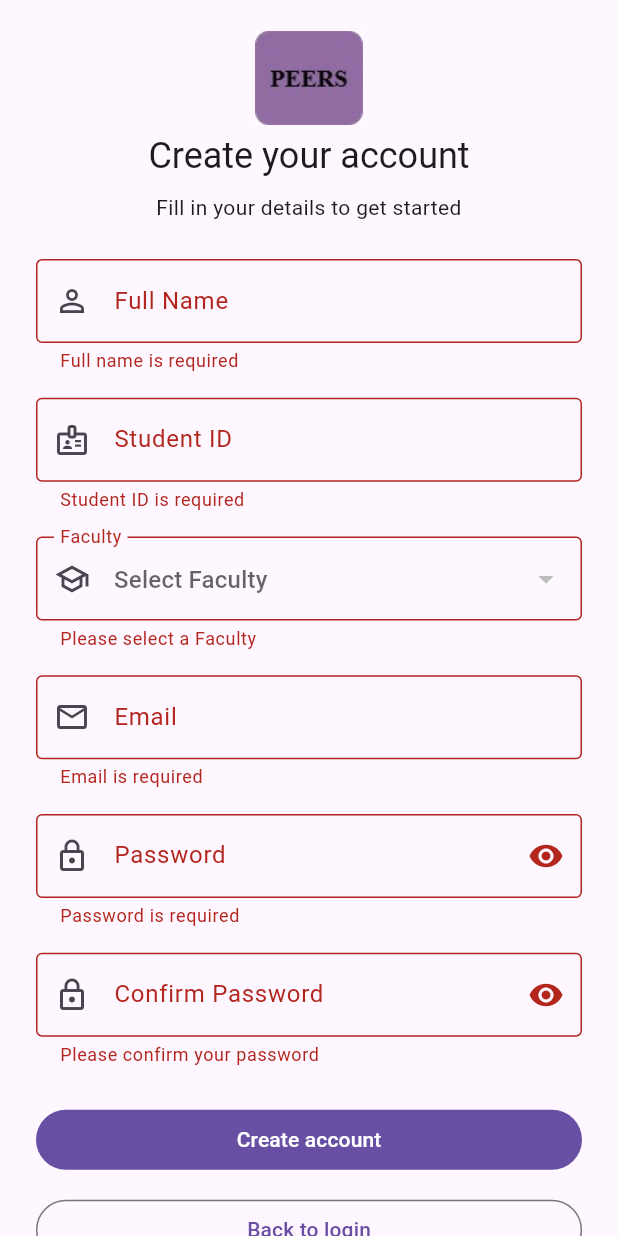
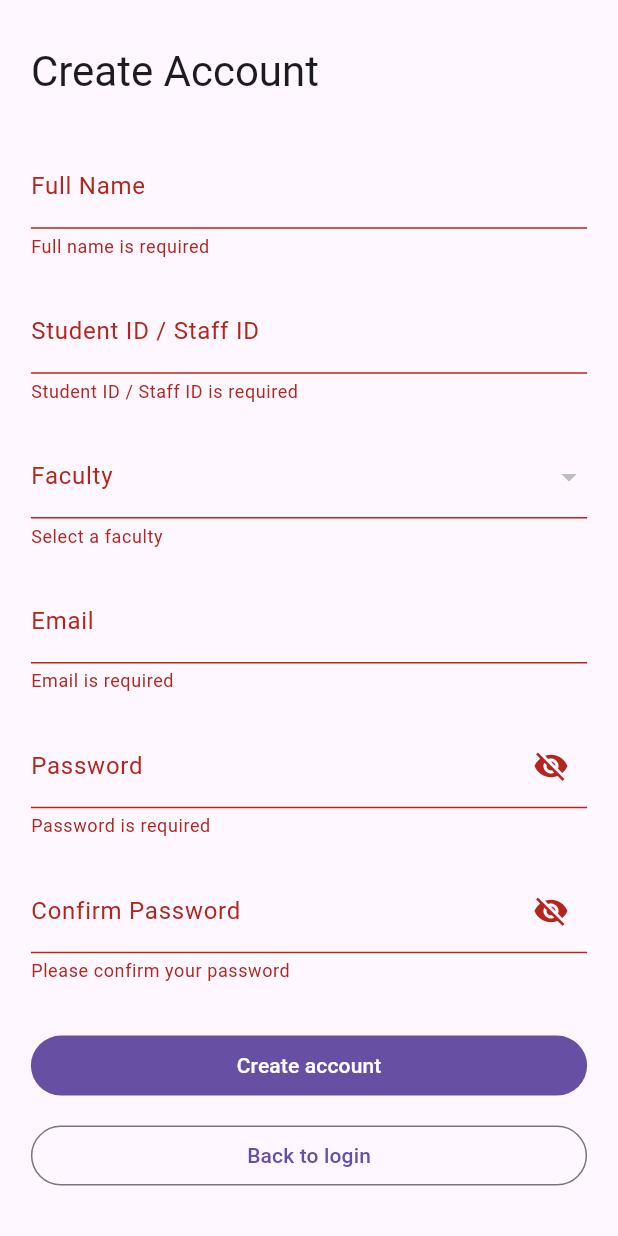
Before and after one commit to Saint-K3N/peers_app, a Flutter app: the RegisterPage screen opened by its route, after a tap on "Create account", on a phone screen of 412 x 824 dp. Run offline on Flutter 3.47's test engine with Material 3 defaults, Android fonts, the light colour scheme and no system bars; our stand-ins replace cloud_firestore, file_picker, firebase_auth, firebase_core, firebase_storage, table_calendar; accounts and stored records are empty; generated files the repository leaves out were written again.

Commit message:
Your descriptive commit message

```diff
--- a/lib/auth_gate.dart
+++ b/lib/auth_gate.dart
@@ -13,10 +13,10 @@ class AuthGate extends StatefulWidget {
 class _AuthGateState extends State<AuthGate> {
   bool _navigated = false;
 
-  // If you want to block login until users verify email, set to true.
+  // If want to block login until users verify email
   static const bool requireEmailVerified = false;
 
-  // If you use a 'status' field in Firestore and only allow 'active' users, set to true.
+  // If use a 'status' field in Firestore and only allow 'active' users, set it to "true"
   static const bool requireActiveStatus = true;
 
   String _normalizeRole(String? raw) {
--- a/lib/register_page.dart
+++ b/lib/register_page.dart
@@ -1,5 +1,6 @@
 // lib/register_page.dart
 import 'package:flutter/material.dart';
+import 'package:flutter/services.dart';
 import 'package:firebase_auth/firebase_auth.dart';
 import 'package:cloud_firestore/cloud_firestore.dart';
 
@@ -18,7 +19,7 @@ class _RegisterPageState extends State<RegisterPage> {
   final _confirmCtrl = TextEditingController();
   final _studentIdCtrl = TextEditingController();
 
-  String? _selectedFacultyId; // store faculty doc ID only
+  String? _selectedFacultyId;
   bool _obscure1 = true;
   bool _obscure2 = true;
   bool _isLoading = false;
@@ -40,190 +41,161 @@ class _RegisterPageState extends State<RegisterPage> {
       case 'invalid-email':
         return 'The email address is invalid.';
       case 'weak-password':
-        return 'Password is too weak (min 6 characters).';
-      case 'operation-not-allowed':
-        return 'Email/password accounts are disabled for this project.';
+        return 'The password is too weak.';
       default:
-        return 'Registration failed: ${e.message ?? e.code}';
+        return 'An unexpected error occurred. Please try again.';
     }
   }
 
   Future<void> _register() async {
     if (!_formKey.currentState!.validate()) return;
-    if (_selectedFacultyId == null || _selectedFacultyId!.isEmpty) {
+
+    setState(() => _isLoading = true);
+
+    try {
+      // Will create the user in Firebase Auth
+      final cred = await FirebaseAuth.instance.createUserWithEmailAndPassword(
+        email: _emailCtrl.text.trim(),
+        password: _passwordCtrl.text,
+      );
+
+      try {
+        await cred.user?.sendEmailVerification();
+        if (mounted) {
           ScaffoldMessenger.of(context).showSnackBar(
-        const SnackBar(content: Text('Please select a Faculty')),
+            const SnackBar(
+                content: Text(
+                    'A verification email has been sent. Please check your inbox.')),
           );
-      return;
+        }
+      } catch (e) {
+        debugPrint('Failed to send verification email: $e');
       }
 
-    setState(() => _isLoading = true);
-    try {
-      final name = _nameCtrl.text.trim();
-      final email = _emailCtrl.text.trim();
-      final password = _passwordCtrl.text;
-      final studentId = _studentIdCtrl.text.trim();
-      final facultyId = _selectedFacultyId!.trim();
+      final uid = cred.user?.uid;
+      if (uid == null || uid.isEmpty) throw Exception('User not created');
 
-      // 1) Create Firebase Auth user
-      final cred = await FirebaseAuth.instance
-          .createUserWithEmailAndPassword(email: email, password: password);
-
-      // 2) Update display name
-      await cred.user!.updateDisplayName(name);
-
-      // 3) Create Firestore profile — store ONLY facultyId
-      await FirebaseFirestore.instance
-          .collection('users')
-          .doc(cred.user!.uid)
-          .set({
-        'fullName': name,
-        'email': email,
-        'studentId': studentId,
-        'facultyId': facultyId,          // <-- only ID
-        'role': 'student',
+      // Save user details to "users" collection in Firestore
+      await FirebaseFirestore.instance.collection('users').doc(uid).set({
+        'fullName': _nameCtrl.text.trim(),
+        'studentId': _studentIdCtrl.text.trim(),
+        'facultyId': _selectedFacultyId,
+        'email': _emailCtrl.text.trim(),
+        'role': 'student', // Default role
         'status': 'active',
         'createdAt': FieldValue.serverTimestamp(),
-        'updatedAt': FieldValue.serverTimestamp(),
-      }, SetOptions(merge: true));
-
-      try {
-        await cred.user!.sendEmailVerification();
-      } catch (_) {}
+      });
 
       if (!mounted) return;
+      Navigator.pushNamedAndRemoveUntil(context, '/', (r) => false);
+
+    } on FirebaseAuthException catch (e) {
+      // To handle auth errors (ie: email is in use)
+      if (mounted) {
         ScaffoldMessenger.of(context).showSnackBar(
-        const SnackBar(content: Text('Account created!')),
+          SnackBar(content: Text(_authErrorMsg(e))),
         );
-      Navigator.pop(context);
-    } on FirebaseAuthException catch (e) {
-      if (!mounted) return;
-      ScaffoldMessenger.of(context)
-          .showSnackBar(SnackBar(content: Text(_authErrorMsg(e))));
+      }
     } catch (e) {
-      if (!mounted) return;
-      ScaffoldMessenger.of(context)
-          .showSnackBar(SnackBar(content: Text('Unexpected error: $e')));
+      // To handle other errors
+      if (mounted) {
+        ScaffoldMessenger.of(context).showSnackBar(
+          SnackBar(content: Text('An error occurred: ${e.toString()}')),
+        );
+      }
     } finally {
-      if (mounted) setState(() => _isLoading = false);
+      if (mounted) {
+        setState(() => _isLoading = false);
+      }
     }
   }
 
-  // Label for faculty dropdown (we show names, but save only ID)
-  String _facLabel(Map<String, dynamic>? data) {
-    if (data == null) return '(Unknown)';
-    final n = (data['name'] ?? '').toString().trim();
-    return n.isEmpty ? '(Unnamed faculty)' : n;
-  }
 
   @override
   Widget build(BuildContext context) {
-    final spacing = MediaQuery.of(context).size.height * 0.02;
-    final t = Theme.of(context).textTheme;
-
+    final spacing = MediaQuery.of(context).size.width * 0.05;
     return Scaffold(
       body: SafeArea(
         child: Center(
-          child: ConstrainedBox(
-            constraints: const BoxConstraints(maxWidth: 420),
           child: SingleChildScrollView(
-              padding: const EdgeInsets.symmetric(horizontal: 24, vertical: 16),
+            child: Padding(
+              padding: EdgeInsets.all(spacing),
               child: Form(
                 key: _formKey,
                 child: Column(
+                  mainAxisAlignment: MainAxisAlignment.center,
+                  crossAxisAlignment: CrossAxisAlignment.start,
                   children: [
-                    Image.asset('assets/images/logo.png', width: 72, height: 72),
-                    Text('Create your account', style: Theme.of(context).textTheme.headlineSmall),
-                    const SizedBox(height: 8),
-                    Text('Fill in your details to get started',
-                        style: t.bodyMedium, textAlign: TextAlign.center),
+                    Text('Create Account',
+                        style: Theme.of(context).textTheme.headlineMedium),
                     SizedBox(height: spacing * 1.5),
 
                     // Full Name
                     TextFormField(
                       controller: _nameCtrl,
-                      textCapitalization: TextCapitalization.words,
-                      autofillHints: const [AutofillHints.name],
-                      decoration: const InputDecoration(
-                        labelText: 'Full Name',
-                        prefixIcon: Icon(Icons.person_outline),
-                        border: OutlineInputBorder(),
-                      ),
-                      validator: (v) {
-                        if (v == null || v.trim().isEmpty) return 'Full name is required';
-                        if (v.trim().length < 3) return 'Enter a valid name';
-                        return null;
-                      },
+                      decoration: const InputDecoration(labelText: 'Full Name'),
+                      // Validates and checks the restriction
+                      validator: (v) =>
+                      (v == null || v.trim().isEmpty) ? 'Full name is required' : null,
                     ),
                     SizedBox(height: spacing),
 
                     // Student ID
                     TextFormField(
                       controller: _studentIdCtrl,
-                      keyboardType: TextInputType.text,
+                      maxLength: 9,
                       decoration: const InputDecoration(
-                        labelText: 'Student ID',
-                        prefixIcon: Icon(Icons.badge_outlined),
-                        border: OutlineInputBorder(),
+                        labelText: 'Student ID / Staff ID',
+                        counterText: "",
                       ),
-                      validator: (v) =>
-                      (v == null || v.trim().isEmpty) ? 'Student ID is required' : null,
+
+                      // Validates and checks the restriction
+                      validator: (v) {
+                        if (v == null || v.trim().isEmpty) return 'Student ID / Staff ID is required';
+                        if (v.length != 9) return 'Student ID / Staff ID must be exactly 9 characters.';
+                        final firstChar = v.substring(0, 1).toLowerCase();
+                        if (firstChar != 'p' && firstChar != 'e') {
+                          return 'Student ID / Staff ID must start with the letter P or E.';
+                        }
+                        return null;
+                      },
                     ),
                     SizedBox(height: spacing),
 
-                    // Faculty Dropdown (from Firestore) — saves facultyId only
+                    // Faculty Dropdown
                     StreamBuilder<QuerySnapshot<Map<String, dynamic>>>(
                         stream: FirebaseFirestore.instance
                             .collection('faculties')
-                          .orderBy('nameLower', descending: false)
+                            .orderBy('name')
                             .snapshots(),
                         builder: (context, snap) {
-                        final disabled = snap.connectionState == ConnectionState.waiting || snap.hasError;
-                        final items = <DropdownMenuItem<String>>[];
-
-                        if (snap.hasData) {
-                          for (final d in snap.data!.docs) {
-                            final id = d.id; // we save this
-                            final label = _facLabel(d.data());
-                            items.add(DropdownMenuItem(value: id, child: Text(label)));
-                          }
-                        }
+                          final docs = snap.data?.docs ?? const [];
+                          final items = docs
+                              .map((d) => DropdownMenuItem<String>(
+                            value: d.id,
+                            child: Text((d.data()['name'] ?? '').toString()),
+                          ))
+                              .toList();
 
                           return DropdownButtonFormField<String>(
                             value: _selectedFacultyId,
                             items: items,
-                          onChanged: disabled ? null : (v) => setState(() => _selectedFacultyId = v),
-                          validator: (v) => v == null ? 'Please select a Faculty' : null,
-                          decoration: InputDecoration(
-                            labelText: 'Faculty',
-                            prefixIcon: const Icon(Icons.school_outlined),
-                            border: const OutlineInputBorder(),
-                            hintText: snap.hasError
-                                ? 'Failed to load faculties'
-                                : (snap.connectionState == ConnectionState.waiting
-                                ? 'Loading faculties...'
-                                : 'Select Faculty'),
-                          ),
+                            onChanged: (v) => setState(() => _selectedFacultyId = v),
+                            decoration: const InputDecoration(labelText: 'Faculty'),
+                            validator: (v) => (v == null || v.isEmpty) ? 'Select a faculty' : null,
                           );
-                      },
-                    ),
+                        }),
                     SizedBox(height: spacing),
 
                     // Email
                     TextFormField(
                       controller: _emailCtrl,
+                      decoration: const InputDecoration(labelText: 'Email'),
                       keyboardType: TextInputType.emailAddress,
-                      autofillHints: const [AutofillHints.email],
-                      decoration: const InputDecoration(
-                        labelText: 'Email',
-                        hintText: 'you@example.com',
-                        prefixIcon: Icon(Icons.email_outlined),
-                        border: OutlineInputBorder(),
-                      ),
                       validator: (v) {
                         if (v == null || v.trim().isEmpty) return 'Email is required';
-                        final emailRx = RegExp(r'^[^\s@]+@[^\s@]+\.[^\s@]+$');
-                        if (!emailRx.hasMatch(v.trim())) return 'Enter a valid email';
+                        final rx = RegExp(r'^[^@\s]+@[^@\s]+\.[^@\s]+$');
+                        if (!rx.hasMatch(v.trim())) return 'Enter a valid email';
                         return null;
                       },
                     ),
@@ -233,19 +205,24 @@ class _RegisterPageState extends State<RegisterPage> {
                     TextFormField(
                       controller: _passwordCtrl,
                       obscureText: _obscure1,
-                      autofillHints: const [AutofillHints.newPassword],
+                      maxLength: 16,
                       decoration: InputDecoration(
                         labelText: 'Password',
-                        prefixIcon: const Icon(Icons.lock_outline),
-                        border: const OutlineInputBorder(),
+                        helperText: 'Must start with "iicp" followed by 12 characters.',
+                        counterText: "",
                         suffixIcon: IconButton(
+                          icon: Icon(_obscure1 ? Icons.visibility_off : Icons.visibility),
                           onPressed: () => setState(() => _obscure1 = !_obscure1),
-                          icon: Icon(_obscure1 ? Icons.visibility : Icons.visibility_off),
                         ),
                       ),
                       validator: (v) {
                         if (v == null || v.isEmpty) return 'Password is required';
-                        if (v.length < 6) return 'Min 6 characters';
+                        if (!v.startsWith('iicp')) {
+                          return 'Password must start with the prefix "iicp".';
+                        }
+                        if (v.length != 16) {
+                          return 'Password must be 16 characters long in total.';
+                        }
                         return null;
                       },
                     ),
@@ -255,19 +232,29 @@ class _RegisterPageState extends State<RegisterPage> {
                     TextFormField(
                       controller: _confirmCtrl,
                       obscureText: _obscure2,
-                      autofillHints: const [AutofillHints.newPassword],
+                      maxLength: 16, // Added maxLength to match
                       decoration: InputDecoration(
                         labelText: 'Confirm Password',
-                        prefixIcon: const Icon(Icons.lock_outline),
-                        border: const OutlineInputBorder(),
+                        counterText: "", // Hide the counter
                         suffixIcon: IconButton(
+                          icon: Icon(_obscure2 ? Icons.visibility_off : Icons.visibility),
                           onPressed: () => setState(() => _obscure2 = !_obscure2),
-                          icon: Icon(_obscure2 ? Icons.visibility : Icons.visibility_off),
                         ),
                       ),
                       validator: (v) {
                         if (v == null || v.isEmpty) return 'Please confirm your password';
+
+                        // Added validation rules to match the first password field
+                        if (!v.startsWith('iicp')) {
+                          return 'Password must start with the prefix "iicp".';
+                        }
+                        if (v.length != 16) {
+                          return 'Password must be 16 characters long in total.';
+                        }
+
+                        // Check if it matches the other password
                         if (v != _passwordCtrl.text) return 'Passwords do not match';
+
                         return null;
                       },
                     ),
```
Also changed, not shown: lib/forgot_password_page.dart (+38 -34 lines), lib/home_page.dart (+20 -26 lines), 4 other files. Lines whose indentation alone changed are shown as unchanged.
